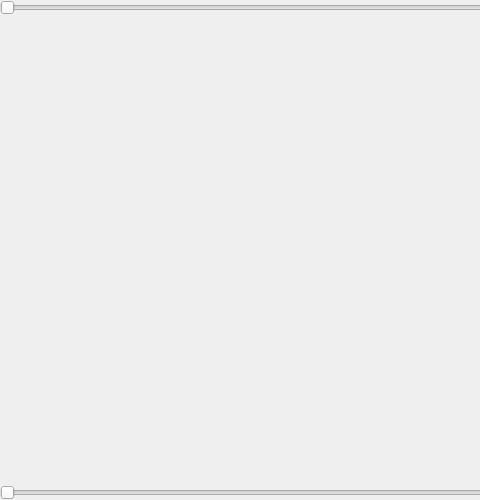
This is testies/polardialog.ui in lpwwpl/ies as Qt 5 draws it before an edit; both pictures show x 0 to 480 and y 0 to 500 of the 711 by 500 pixel window. The edited form follows.
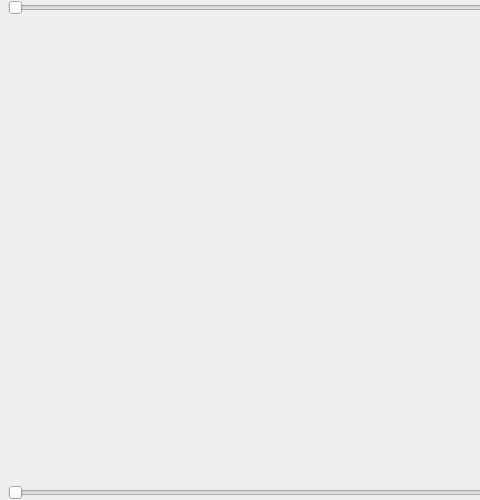
This is the edited form.

```diff
--- a/testies/polardialog.ui
+++ b/testies/polardialog.ui
@@ -21,7 +21,7 @@
   </property>
   <layout class="QGridLayout" name="gridLayout_4">
    <property name="leftMargin">
-    <number>0</number>
+    <number>8</number>
    </property>
    <property name="topMargin">
     <number>0</number>
```
